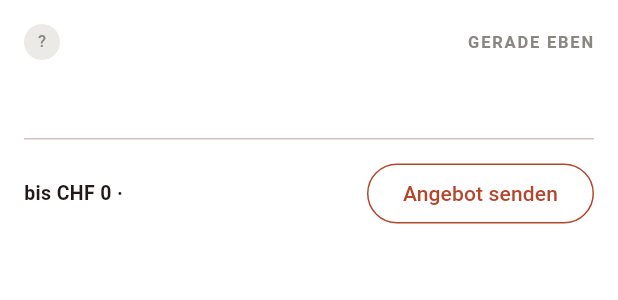
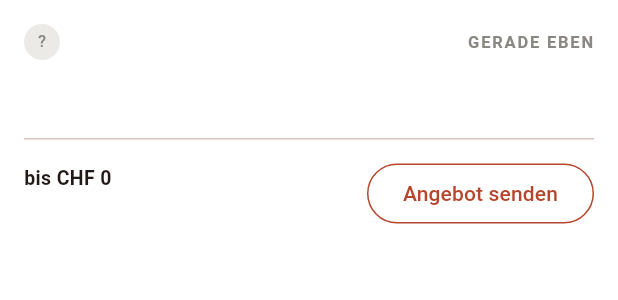
Before and after one commit to refind-four/refind, a Flutter app: the FeedCard widget shown alone on an empty page, opened directly with empty values, on a phone screen of 412 x 824 dp. Shown: the top 300 px of the screen. Run offline on Flutter 3.47's test engine with Material 3 defaults, Android fonts, the phone set to English and light mode, and no system bars; our stand-ins replace image_picker, supabase_flutter; accounts and stored records are empty; network calls fail.

Commit message:
Feed-Karte: Region ganz lesbar, Kompass-Icon für Entdecken

```diff
--- a/lib/presentation/discover/feed_card.dart
+++ b/lib/presentation/discover/feed_card.dart
@@ -75,11 +75,25 @@ class FeedCard extends StatelessWidget {
             const SizedBox(height: 12),
             Row(
               children: [
+                // Preis und Region je in eigener Zeile. Die Region darf
+                // umbrechen und wird nie abgeschnitten (z.B. «Muri bei Bern»).
                 Expanded(
-                  child: Text(
-                    'bis ${formatChf(want.budgetMaxRappen)} · ${item.region.name}',
-                    overflow: TextOverflow.ellipsis,
-                    style: const TextStyle(fontSize: 13, fontWeight: FontWeight.w600),
+                  child: Column(
+                    crossAxisAlignment: CrossAxisAlignment.start,
+                    children: [
+                      Text(
+                        'bis ${formatChf(want.budgetMaxRappen)}',
+                        style: const TextStyle(
+                            fontSize: 13, fontWeight: FontWeight.w600),
+                      ),
+                      const SizedBox(height: 2),
+                      Text(
+                        item.region.name,
+                        key: Key('feed-region-${want.id}'),
+                        style: const TextStyle(
+                            fontSize: 13, color: RefindColors.muted),
+                      ),
+                    ],
                   ),
                 ),
                 const SizedBox(width: 8),
--- a/lib/presentation/home_shell.dart
+++ b/lib/presentation/home_shell.dart
@@ -52,8 +52,9 @@ class _HomeShellState extends State<HomeShell> {
             label: 'GESUCHE',
           ),
           NavigationDestination(
-            icon: Icon(Icons.circle_outlined),
-            selectedIcon: Icon(Icons.circle),
+            // Kompass: Gesuche anderer entdecken
+            icon: Icon(Icons.explore_outlined),
+            selectedIcon: Icon(Icons.explore),
             label: 'ENTDECKEN',
           ),
           NavigationDestination(
```
Also changed, not shown: 1 other file.
